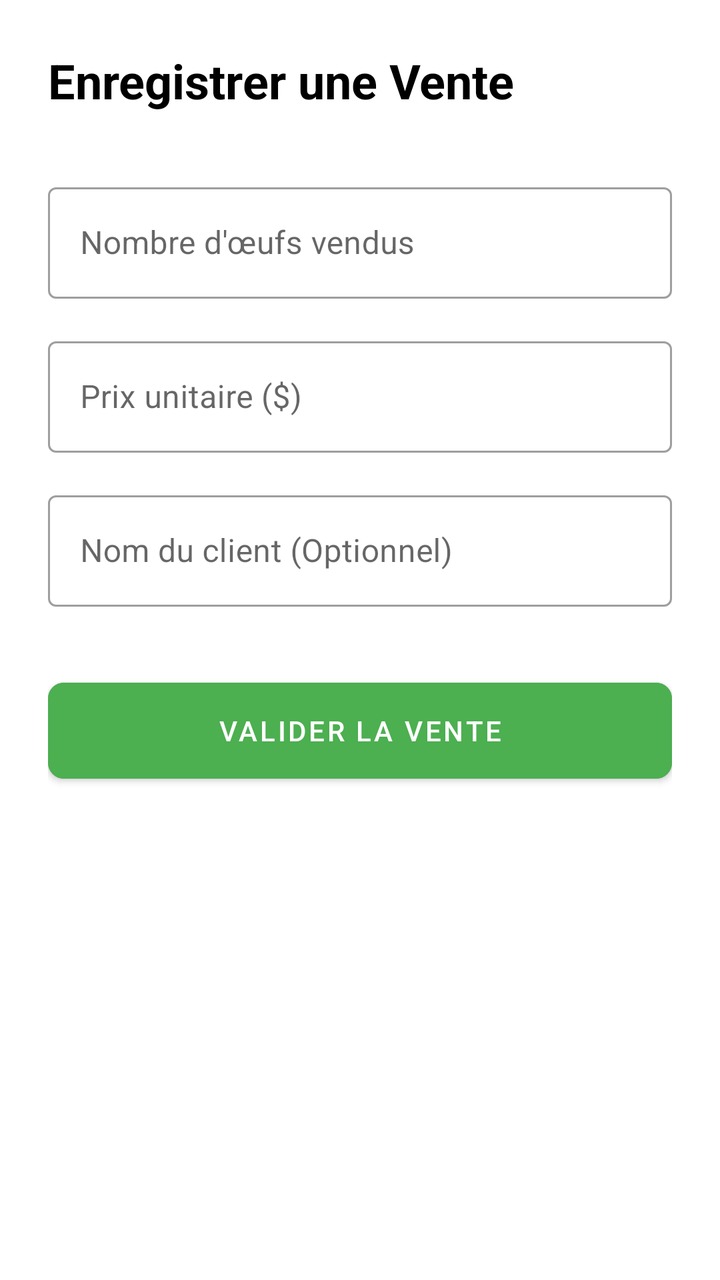
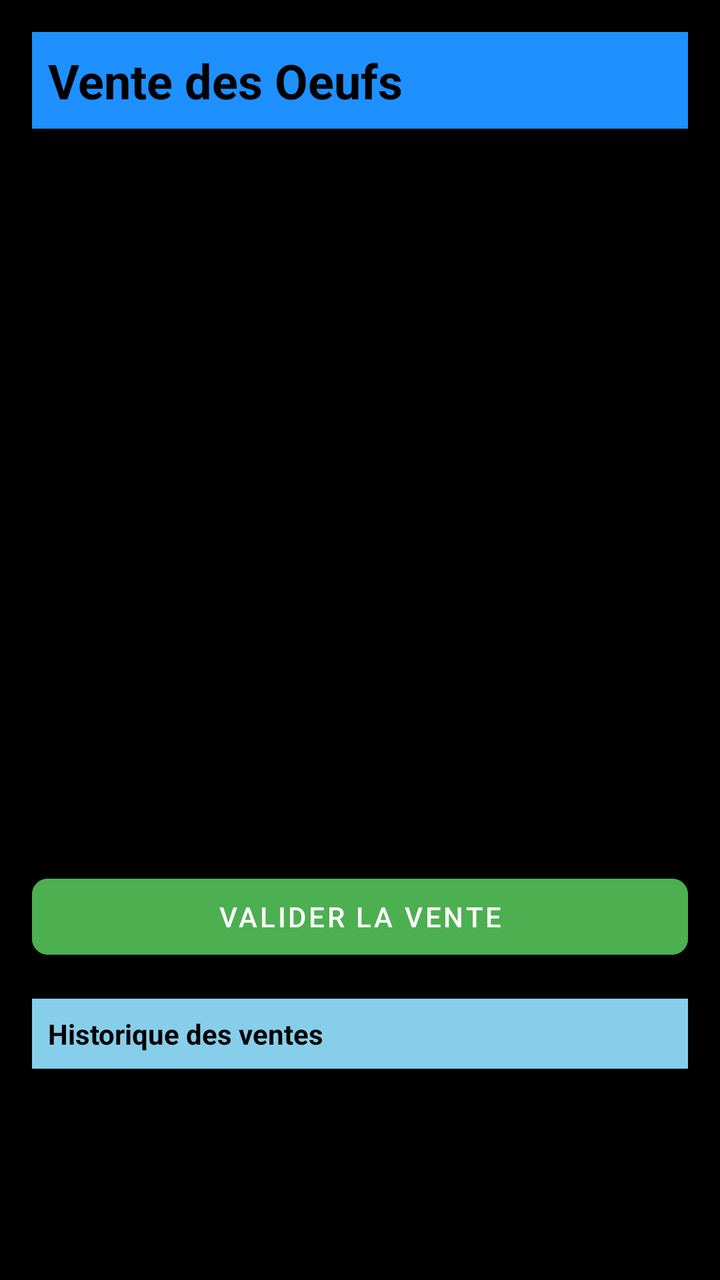

An Android layout rendered at two revisions. The XML below is the earlier revision; the diff shows what the commit changed to produce the second picture.
<!-- AndroidManifest.xml: application theme Theme.Poulailler_copilot -->
<!-- res/layout/activity_sales.xml -->
<?xml version="1.0" encoding="utf-8"?>
<LinearLayout xmlns:android="http://schemas.android.com/apk/res/android"
    xmlns:app="http://schemas.android.com/apk/res-auto"
    android:layout_width="match_parent"
    android:layout_height="match_parent"
    android:orientation="vertical"
    android:padding="24dp">

    <TextView
        android:layout_width="wrap_content"
        android:layout_height="wrap_content"
        android:text="Enregistrer une Vente"
        android:textSize="24sp"
        android:textStyle="bold"
        android:textColor="@color/black"
        android:layout_marginBottom="32dp"/>

    <com.google.android.material.textfield.TextInputLayout
        android:layout_width="match_parent"
        android:layout_height="wrap_content"
        android:hint="Nombre d'œufs vendus"
        style="@style/Widget.MaterialComponents.TextInputLayout.OutlinedBox">
        <com.google.android.material.textfield.TextInputEditText
            android:id="@+id/etQuantity"
            android:layout_width="match_parent"
            android:layout_height="wrap_content"
            android:inputType="number" />
    </com.google.android.material.textfield.TextInputLayout>

    <com.google.android.material.textfield.TextInputLayout
        android:layout_width="match_parent"
        android:layout_height="wrap_content"
        android:layout_marginTop="16dp"
        android:hint="Prix unitaire ($)"
        style="@style/Widget.MaterialComponents.TextInputLayout.OutlinedBox">
        <com.google.android.material.textfield.TextInputEditText
            android:id="@+id/etUnitPrice"
            android:layout_width="match_parent"
            android:layout_height="wrap_content"
            android:inputType="numberDecimal" />
    </com.google.android.material.textfield.TextInputLayout>

    <com.google.android.material.textfield.TextInputLayout
        android:layout_width="match_parent"
        android:layout_height="wrap_content"
        android:layout_marginTop="16dp"
        android:hint="Nom du client (Optionnel)"
        style="@style/Widget.MaterialComponents.TextInputLayout.OutlinedBox">
        <com.google.android.material.textfield.TextInputEditText
            android:id="@+id/etBuyer"
            android:layout_width="match_parent"
            android:layout_height="wrap_content"
            android:inputType="textPersonName" />
    </com.google.android.material.textfield.TextInputLayout>

    <com.google.android.material.button.MaterialButton
        android:id="@+id/btnSaveSale"
        android:layout_width="match_parent"
        android:layout_height="60dp"
        android:layout_marginTop="32dp"
        android:text="VALIDER LA VENTE"
        android:backgroundTint="#4CAF50"
        app:cornerRadius="8dp" />

</LinearLayout>
<!-- resources referenced by this layout -->
<resources>
  <color name="black">#FF000000</color>
  <style name="Theme.Poulailler_copilot" parent="Theme.MaterialComponents.DayNight.NoActionBar">
          
          <item name="colorPrimary">@color/purple_500</item>
          <item name="colorPrimaryVariant">@color/purple_700</item>
          <item name="colorOnPrimary">@color/white</item>
          
          <item name="colorSecondary">@color/teal_200</item>
          <item name="colorSecondaryVariant">@color/teal_700</item>
          <item name="colorOnSecondary">@color/black</item>
          
          <item name="android:statusBarColor">?attr/colorPrimaryVariant</item>
          
      </style>
  <color name="purple_500">#FF6200EE</color>
  <color name="purple_700">#FF3700B3</color>
  <color name="white">#FFFFFFFF</color>
  <color name="teal_200">#FF03DAC5</color>
  <color name="teal_700">#FF018786</color>
</resources>

<!-- the commit's change to res/layout/activity_sales.xml (unified diff, before → after) -->
@@ -4,22 +4,39 @@
     android:layout_width="match_parent"
     android:layout_height="match_parent"
     android:orientation="vertical"
-    android:padding="24dp">
+    android:padding="16dp">
 
     <TextView
-        android:layout_width="wrap_content"
+        android:layout_width="match_parent"
         android:layout_height="wrap_content"
-        android:text="Enregistrer une Vente"
+        android:text="Vente des Oeufs"
         android:textSize="24sp"
         android:textStyle="bold"
-        android:textColor="@color/black"
-        android:layout_marginBottom="32dp"/>
+        android:textColor="#000000"
+        android:background="#1E90FF"
+        android:padding="8dp"
+        android:layout_marginBottom="16dp"/>
+
+    <com.google.android.material.textfield.TextInputLayout
+        android:layout_width="match_parent"
+        android:layout_height="wrap_content"
+        android:hint="Date de la vente"
+        style="@style/Widget.MaterialComponents.TextInputLayout.OutlinedBox"
+        android:layout_marginBottom="8dp">
+        <com.google.android.material.textfield.TextInputEditText
+            android:id="@+id/etSaleDate"
+            android:layout_width="match_parent"
+            android:layout_height="wrap_content"
+            android:focusable="false"
+            android:clickable="true" />
+    </com.google.android.material.textfield.TextInputLayout>
 
     <com.google.android.material.textfield.TextInputLayout
         android:layout_width="match_parent"
         android:layout_height="wrap_content"
         android:hint="Nombre d'œufs vendus"
-        style="@style/Widget.MaterialComponents.TextInputLayout.OutlinedBox">
+        style="@style/Widget.MaterialComponents.TextInputLayout.OutlinedBox"
+        android:layout_marginBottom="8dp">
         <com.google.android.material.textfield.TextInputEditText
             android:id="@+id/etQuantity"
             android:layout_width="match_parent"
@@ -30,9 +47,9 @@
     <com.google.android.material.textfield.TextInputLayout
         android:layout_width="match_parent"
         android:layout_height="wrap_content"
-        android:layout_marginTop="16dp"
         android:hint="Prix unitaire ($)"
-        style="@style/Widget.MaterialComponents.TextInputLayout.OutlinedBox">
+        style="@style/Widget.MaterialComponents.TextInputLayout.OutlinedBox"
+        android:layout_marginBottom="8dp">
         <com.google.android.material.textfield.TextInputEditText
             android:id="@+id/etUnitPrice"
             android:layout_width="match_parent"
@@ -43,9 +60,9 @@
     <com.google.android.material.textfield.TextInputLayout
         android:layout_width="match_parent"
         android:layout_height="wrap_content"
-        android:layout_marginTop="16dp"
         android:hint="Nom du client (Optionnel)"
-        style="@style/Widget.MaterialComponents.TextInputLayout.OutlinedBox">
+        style="@style/Widget.MaterialComponents.TextInputLayout.OutlinedBox"
+        android:layout_marginBottom="8dp">
         <com.google.android.material.textfield.TextInputEditText
             android:id="@+id/etBuyer"
             android:layout_width="match_parent"
@@ -53,13 +70,43 @@
             android:inputType="textPersonName" />
     </com.google.android.material.textfield.TextInputLayout>
 
+    <com.google.android.material.textfield.TextInputLayout
+        android:layout_width="match_parent"
+        android:layout_height="wrap_content"
+        android:hint="Numéro de téléphone"
+        style="@style/Widget.MaterialComponents.TextInputLayout.OutlinedBox"
+        android:layout_marginBottom="16dp">
+        <com.google.android.material.textfield.TextInputEditText
+            android:id="@+id/etPhoneNumber"
+            android:layout_width="match_parent"
+            android:layout_height="wrap_content"
+            android:inputType="phone" />
+    </com.google.android.material.textfield.TextInputLayout>
+
     <com.google.android.material.button.MaterialButton
         android:id="@+id/btnSaveSale"
         android:layout_width="match_parent"
-        android:layout_height="60dp"
-        android:layout_marginTop="32dp"
+        android:layout_height="50dp"
         android:text="VALIDER LA VENTE"
         android:backgroundTint="#4CAF50"
         app:cornerRadius="8dp" />
 
+    <TextView
+        android:id="@+id/tvHistoryTitle"
+        android:layout_width="match_parent"
+        android:layout_height="wrap_content"
+        android:text="Historique des ventes"
+        android:textStyle="bold"
+        android:background="#87CEEB"
+        android:textColor="#000000"
+        android:padding="8dp"
+        android:layout_marginTop="16dp"
+        android:layout_marginBottom="4dp"/>
+
+    <ListView
+        android:id="@+id/lvSales"
+        android:layout_width="match_parent"
+        android:layout_height="0dp"
+        android:layout_weight="1" />
+
 </LinearLayout>
<!-- resource entries referenced after the edit -->
@@ -10,9 +10,12 @@
           <item name="colorSecondary">@color/teal_200</item>
           <item name="colorSecondaryVariant">@color/teal_700</item>
           <item name="colorOnSecondary">@color/black</item>
+  
+          
+          <item name="android:windowBackground">@color/black</item>
+  
           
           <item name="android:statusBarColor">?attr/colorPrimaryVariant</item>
-          
       </style>
   <color name="purple_500">#FF6200EE</color>
   <color name="purple_700">#FF3700B3</color>
